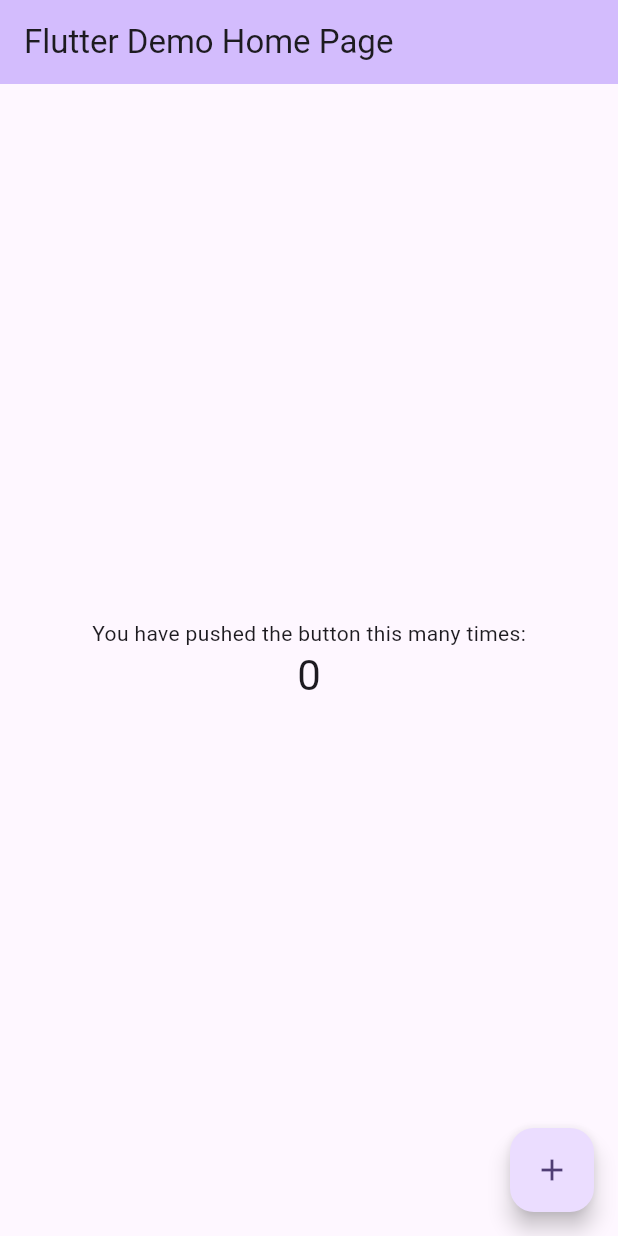
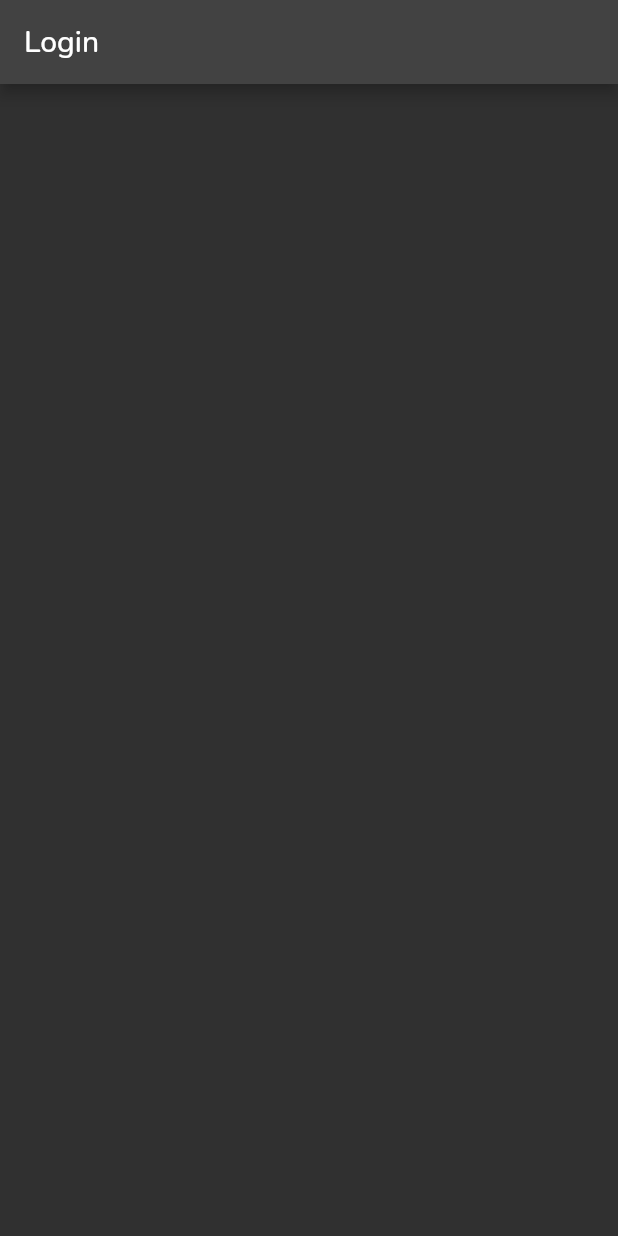
Before and after one commit to fachdf/dhiahydroponics, a Flutter app: the screen it shows after launch, on a phone screen of 412 x 824 dp. Run offline on Flutter 3.47's test engine with Material 2 defaults, Android fonts, the phone set to English and light mode, and no system bars; our stand-ins replace firebase_auth, firebase_core, font_awesome_flutter, google_fonts; accounts and stored records are empty.

Commit message:
initialize project with and screens
+ home
+ login
+ profile
+ quiz
+ about

```diff
--- /dev/null
+++ b/lib/home/home.dart
@@ -0,0 +1,31 @@
+import 'package:dhiahydroponics/homepage/homepage.dart';
+import 'package:dhiahydroponics/shared/bottomnavbar.dart';
+import 'package:dhiahydroponics/topics/topics.dart';
+import 'package:flutter/material.dart';
+import 'package:dhiahydroponics/services/auth.dart';
+import 'package:dhiahydroponics/login/login.dart';
+
+
+class HomeScreen extends StatelessWidget {
+  const HomeScreen({super.key});
+
+  @override
+  Widget build(BuildContext context) {
+    return StreamBuilder(
+      stream: AuthService().userStream,
+      builder: (context, snapshot) {
+        if(snapshot.connectionState == ConnectionState.waiting){
+          return const Text("Loading..");
+        }else if(snapshot.hasError){
+          return const Center(
+            child: Text('error'),
+          );
+        }else if(snapshot.hasData){
+          return const HomePage();
+        }else{
+          return const LoginScreen();
+        }
+      },
+    );
+  }
+}
--- /dev/null
+++ b/lib/login/login.dart
@@ -0,0 +1,14 @@
+import 'package:flutter/material.dart';
+
+class LoginScreen extends StatelessWidget {
+  const LoginScreen({super.key});
+
+  @override
+  Widget build(BuildContext context) {
+    return Scaffold(
+      appBar: AppBar(
+        title: Text('Login'),
+      ),
+    );
+  }
+}
--- a/lib/main.dart
+++ b/lib/main.dart
@@ -1,125 +1,54 @@
+import 'package:dhiahydroponics/routes.dart';
+import 'package:dhiahydroponics/theme.dart';
 import 'package:flutter/material.dart';
 
+// Import the firebase_core plugin
+import 'package:firebase_core/firebase_core.dart';
+
 void main() {
-  runApp(const MyApp());
+  WidgetsFlutterBinding.ensureInitialized();
+  runApp(App());
 }
 
-class MyApp extends StatelessWidget {
-  const MyApp({super.key});
+/// We are using a StatefulWidget such that we only create the [Future] once,
+/// no matter how many times our widget rebuild.
+/// If we used a [StatelessWidget], in the event where [App] is rebuilt, that
+/// would re-initialize FlutterFire and make our application re-enter loading state,
+/// which is undesired.
+class App extends StatefulWidget {
+  const App({super.key});
 
-  // This widget is the root of your application.
+  @override
+  State<App> createState() => _AppState();
+}
+
+class _AppState extends State<App> {
+  /// The future is part of the state of our widget. We should not call `initializeApp`
+  /// directly inside [build].
+  final Future<FirebaseApp> _initialization = Firebase.initializeApp();
+
   @override
   Widget build(BuildContext context) {
-    return MaterialApp(
-      title: 'Flutter Demo',
-      theme: ThemeData(
-        // This is the theme of your application.
-        //
-        // TRY THIS: Try running your application with "flutter run". You'll see
-        // the application has a blue toolbar. Then, without quitting the app,
-        // try changing the seedColor in the colorScheme below to Colors.green
-        // and then invoke "hot reload" (save your changes or press the "hot
-        // reload" button in a Flutter-supported IDE, or press "r" if you used
-        // the command line to start the app).
-        //
-        // Notice that the counter didn't reset back to zero; the application
-        // state is not lost during the reload. To reset the state, use hot
-        // restart instead.
-        //
-        // This works for code too, not just values: Most code changes can be
-        // tested with just a hot reload.
-        colorScheme: ColorScheme.fromSeed(seedColor: Colors.deepPurple),
-        useMaterial3: true,
-      ),
-      home: const MyHomePage(title: 'Flutter Demo Home Page'),
+    return FutureBuilder(
+      // Initialize FlutterFire:
+      future: _initialization,
+      builder: (context, snapshot) {
+        // Check for errors
+        if (snapshot.hasError) {
+          return Text('error');
+        }
+
+        // Once complete, show your application
+        if (snapshot.connectionState == ConnectionState.done) {
+          return MaterialApp(
+            routes: appRoutes,
+            theme: appTheme,
+          );
+        }
+
+        // Otherwise, show something whilst waiting for initialization to complete
+        return Text('loading');
+      },
     );
   }
 }
-
-class MyHomePage extends StatefulWidget {
-  const MyHomePage({super.key, required this.title});
-
-  // This widget is the home page of your application. It is stateful, meaning
-  // that it has a State object (defined below) that contains fields that affect
-  // how it looks.
-
-  // This class is the configuration for the state. It holds the values (in this
-  // case the title) provided by the parent (in this case the App widget) and
-  // used by the build method of the State. Fields in a Widget subclass are
-  // always marked "final".
-
-  final String title;
-
-  @override
-  State<MyHomePage> createState() => _MyHomePageState();
-}
-
-class _MyHomePageState extends State<MyHomePage> {
-  int _counter = 0;
-
-  void _incrementCounter() {
-    setState(() {
-      // This call to setState tells the Flutter framework that something has
-      // changed in this State, which causes it to rerun the build method below
-      // so that the display can reflect the updated values. If we changed
-      // _counter without calling setState(), then the build method would not be
-      // called again, and so nothing would appear to happen.
-      _counter++;
-    });
-  }
-
-  @override
-  Widget build(BuildContext context) {
-    // This method is rerun every time setState is called, for instance as done
-    // by the _incrementCounter method above.
-    //
-    // The Flutter framework has been optimized to make rerunning build methods
-    // fast, so that you can just rebuild anything that needs updating rather
-    // than having to individually change instances of widgets.
-    return Scaffold(
-      appBar: AppBar(
-        // TRY THIS: Try changing the color here to a specific color (to
-        // Colors.amber, perhaps?) and trigger a hot reload to see the AppBar
-        // change color while the other colors stay the same.
-        backgroundColor: Theme.of(context).colorScheme.inversePrimary,
-        // Here we take the value from the MyHomePage object that was created by
-        // the App.build method, and use it to set our appbar title.
-        title: Text(widget.title),
-      ),
-      body: Center(
-        // Center is a layout widget. It takes a single child and positions it
-        // in the middle of the parent.
-        child: Column(
-          // Column is also a layout widget. It takes a list of children and
-          // arranges them vertically. By default, it sizes itself to fit its
-          // children horizontally, and tries to be as tall as its parent.
-          //
-          // Column has various properties to control how it sizes itself and
-          // how it positions its children. Here we use mainAxisAlignment to
-          // center the children vertically; the main axis here is the vertical
-          // axis because Columns are vertical (the cross axis would be
-          // horizontal).
-          //
-          // TRY THIS: Invoke "debug painting" (choose the "Toggle Debug Paint"
-          // action in the IDE, or press "p" in the console), to see the
-          // wireframe for each widget.
-          mainAxisAlignment: MainAxisAlignment.center,
-          children: <Widget>[
-            const Text(
-              'You have pushed the button this many times:',
-            ),
-            Text(
-              '$_counter',
-              style: Theme.of(context).textTheme.headlineMedium,
-            ),
-          ],
-        ),
-      ),
-      floatingActionButton: FloatingActionButton(
-        onPressed: _incrementCounter,
-        tooltip: 'Increment',
-        child: const Icon(Icons.add),
-      ), // This trailing comma makes auto-formatting nicer for build methods.
-    );
-  }
-}
--- /dev/null
+++ b/lib/routes.dart
@@ -0,0 +1,14 @@
+import 'package:dhiahydroponics/about/about.dart';
+import 'package:dhiahydroponics/profile/profile.dart';
+import 'package:dhiahydroponics/home/home.dart';
+import 'package:dhiahydroponics/login/login.dart';
+import 'package:dhiahydroponics/quiz/quiz.dart';
+import 'package:dhiahydroponics/topics/topics.dart';
+
+var appRoutes = {
+  '/': (context) => const HomeScreen(),
+  '/login': (context) => const LoginScreen(),
+  '/profile': (context) => const ProfileScreen(),
+  '/about': (context) => const AboutScreen(),
+  '/topics': (context) => const TopicsScreen(),
+};
--- /dev/null
+++ b/lib/services/auth.dart
@@ -0,0 +1,7 @@
+import 'package:flutter/material.dart';
+import 'package:firebase_auth/firebase_auth.dart';
+
+class AuthService{
+  final userStream = FirebaseAuth.instance.authStateChanges();
+  final user = FirebaseAuth.instance.currentUser;
+}
--- /dev/null
+++ b/lib/theme.dart
@@ -0,0 +1,25 @@
+import 'package:flutter/material.dart';
+import 'package:google_fonts/google_fonts.dart';
+
+var appTheme = ThemeData(
+  fontFamily: GoogleFonts.nunito().fontFamily,
+  bottomAppBarTheme: const BottomAppBarTheme(
+    color: Colors.black87,
+  ),
+  brightness: Brightness.dark,
+  textTheme: const TextTheme(
+    bodyLarge: TextStyle(fontSize: 18),
+    bodyMedium: TextStyle(fontSize: 16),
+    labelLarge: TextStyle(
+      letterSpacing: 1.5,
+      fontWeight: FontWeight.bold,
+    ),
+    displayLarge: TextStyle(
+      fontWeight: FontWeight.bold,
+    ),
+    titleMedium: TextStyle(
+      color: Colors.grey,
+    ),
+  ),
+  buttonTheme: const ButtonThemeData(),
+);
```
Also changed, not shown: lib/about/about.dart (added, +13 -0 lines), lib/homepage/homepage.dart (added, +13 -0 lines), lib/profile/profile.dart (added, +14 -0 lines), lib/quiz/quiz.dart (added, +12 -0 lines), lib/shared/bottomnavbar.dart (added, +59 -0 lines), lib/topics/topics.dart (added, +16 -0 lines), pubspec.yaml (+8 -0 lines), 14 other files.
